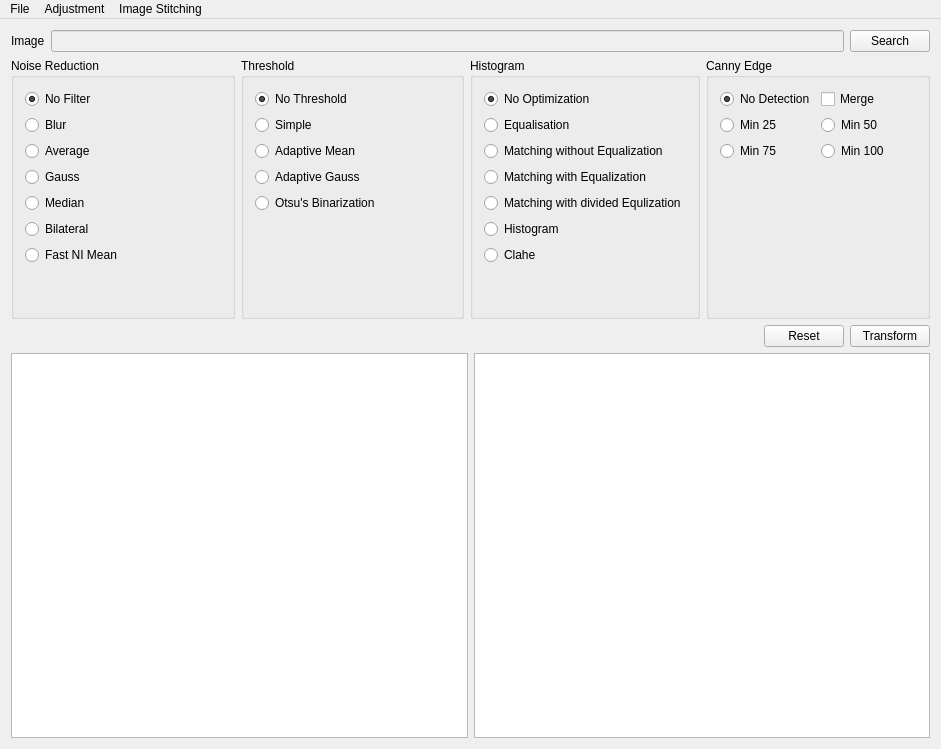
First picture: the form in mainwindow.ui, repository jasonjin34/hiwi-imageprocessing, before the edit.
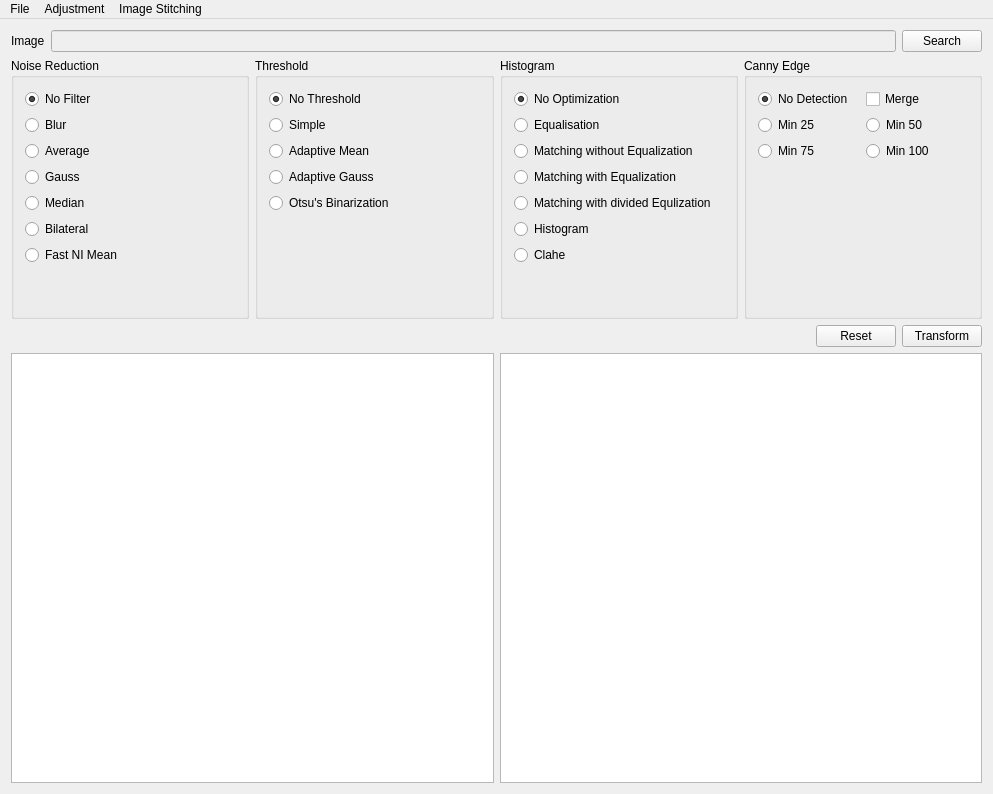
Second picture: the form after the edit.

Patch:
```diff
--- a/mainwindow.ui
+++ b/mainwindow.ui
@@ -6,8 +6,8 @@
    <rect>
     <x>0</x>
     <y>0</y>
-    <width>941</width>
-    <height>749</height>
+    <width>993</width>
+    <height>794</height>
    </rect>
   </property>
   <property name="windowTitle">
@@ -381,7 +381,7 @@
     <rect>
      <x>0</x>
      <y>0</y>
-     <width>941</width>
+     <width>993</width>
      <height>21</height>
     </rect>
    </property>
```
